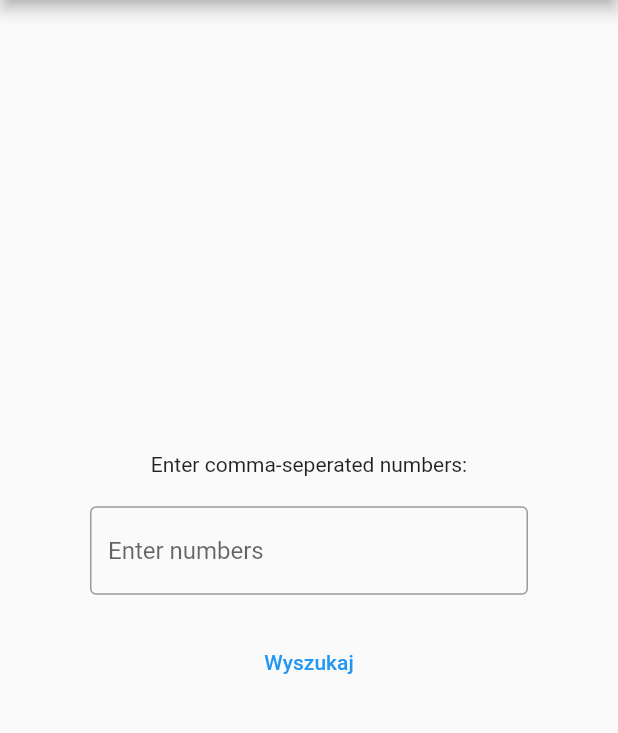
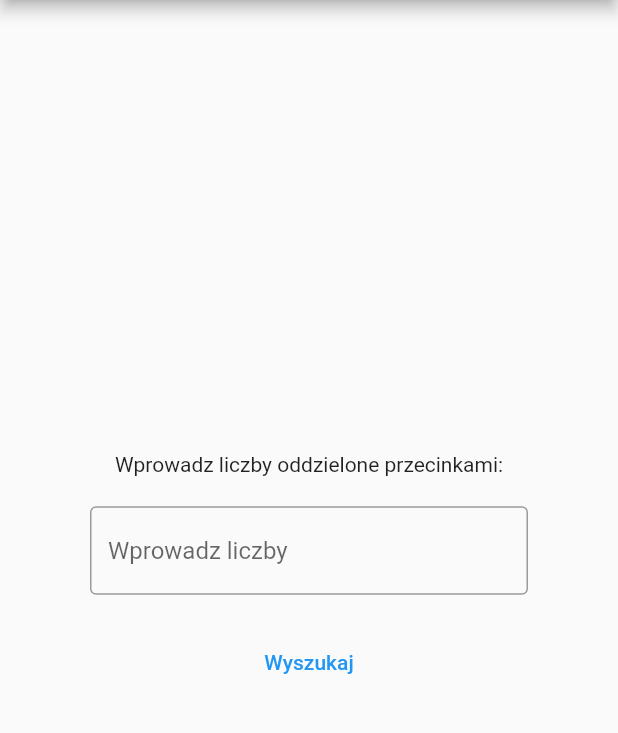
Before and after one commit to Sianuga/OutlierApp, a Flutter app: the screen it shows after launch, on a phone screen of 412 x 824 dp, the part 84-817 px from its top. Run offline on Flutter 3.47's test engine with Material 2 defaults, Android fonts, the phone set to English and light mode, and no system bars.

Commit message:
Setup for outlier page

```diff
--- a/outlier/lib/homePageScreen.dart
+++ b/outlier/lib/homePage.dart
@@ -52,7 +52,7 @@ class _MyHomePageState extends State<MyHomePage>
             const Padding(
               padding:  EdgeInsets.all(10.0),
               child: Text(
-                'Enter comma-seperated numbers:',
+                'Wprowadz liczby oddzielone przecinkami:',
               ),
             ),
 
@@ -62,7 +62,7 @@ class _MyHomePageState extends State<MyHomePage>
               child: TextField(
                 decoration: InputDecoration(
                   border: OutlineInputBorder(),
-                hintText: 'Enter numbers',
+                hintText: 'Wprowadz liczby',
 
                 ),
                 ),
--- a/outlier/lib/main.dart
+++ b/outlier/lib/main.dart
@@ -1,6 +1,6 @@
 import 'package:flutter/material.dart';
-import 'homePageScreen.dart';
-import 'outlierScreen.dart';
+import 'homePage.dart';
+import 'outlierPage.dart';
 
 void main()
 {
--- a/outlier/lib/outlierScreen.dart
+++ /dev/null
@@ -1 +0,0 @@
-//Implement widget to show the result
```
Also changed, not shown: outlier/lib/outlierPage.dart (added, +27 -0 lines).
